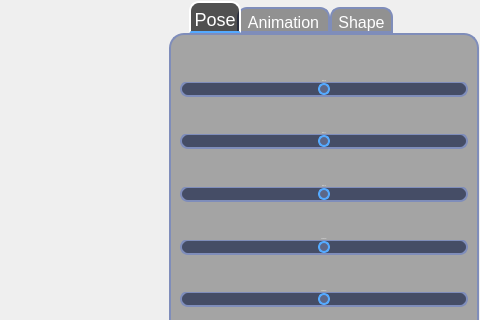
First picture: the form in Source_code/onlymesh.ui, repository gdsad/FaceTrack, before the edit; both pictures show x 886 to 1366 and y 0 to 320 of the 1366 by 630 pixel window.
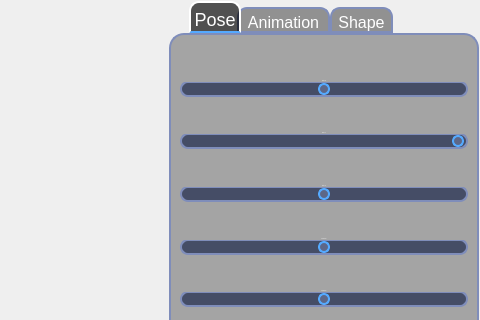
Second picture: the form after the edit. The open tabs and pages were chosen to show the change. Icons and pictures are not drawn.

```diff
--- a/Source_code/onlymesh.ui
+++ b/Source_code/onlymesh.ui
@@ -490,7 +490,7 @@
               <number>3141</number>
              </property>
              <property name="value">
-              <number>0</number>
+              <number>3141</number>
              </property>
              <property name="orientation">
               <enum>Qt::Horizontal</enum>
```
Left out of the diff: 6 changed lines with no effect on the pictures.
